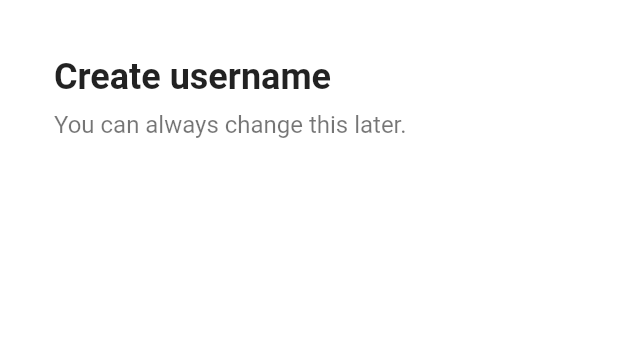
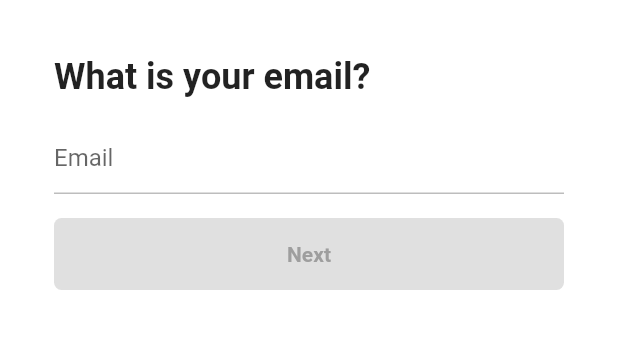
Before and after one commit to dindoo0524/tiktok_clone, a Flutter app: the EmailScreen screen opened directly, on a phone screen of 412 x 824 dp, the part 58-407 px from its top. Run offline on Flutter 3.47's test engine with Material 2 defaults, Android fonts, the phone set to English and light mode, and no system bars; our stand-ins replace font_awesome_flutter.

Commit message:
2.2 Username, Email Screen and FormButton

```diff
--- a/lib/features/authentication/email_screen.dart
+++ b/lib/features/authentication/email_screen.dart
@@ -1,40 +1,112 @@
 import 'package:flutter/material.dart';
 import 'package:tiktok_clone/constants/gaps.dart';
 import 'package:tiktok_clone/constants/sizes.dart';
+import 'package:tiktok_clone/features/authentication/password_screen.dart';
+import 'package:tiktok_clone/features/authentication/widgets/form_button.dart';
 
-class EmailScreen extends StatelessWidget {
+class EmailScreen extends StatefulWidget {
   const EmailScreen({super.key});
 
   @override
+  State<EmailScreen> createState() => _EmailScreenState();
+}
+
+class _EmailScreenState extends State<EmailScreen> {
+  final TextEditingController _emailController = TextEditingController();
+
+  String _email = '';
+
+  @override
+  void initState() {
+    super.initState();
+
+    _emailController.addListener(() {
+      setState(() {
+        _email = _emailController.text;
+      });
+    });
+  }
+
+  @override
+  void dispose() {
+    _emailController.dispose();
+    super.dispose();
+  }
+
+  String? _isEmailValid() {
+    if (_email.isEmpty) return null;
+    final regExp = RegExp(
+        r"^[a-zA-Z0-9.a-zA-Z0-9.!#$%&'*+-/=?^_`{|}~]+@[a-zA-Z0-9]+\.[a-zA-Z]+");
+    if (!regExp.hasMatch(_email)) {
+      return 'Email not valid';
+    }
+    return null;
+  }
+
+  void _onScaffoldTap() {
+    FocusScope.of(context).unfocus();
+  }
+
+  void _onSubmit() {
+    if (_email.isEmpty || _isEmailValid() != null) return;
+    Navigator.push(
+      context,
+      MaterialPageRoute(builder: (context) => const PasswordScreen()),
+    );
+  }
+
+  @override
   Widget build(BuildContext context) {
-    return Scaffold(
+    return GestureDetector(
+      onTap: _onScaffoldTap,
+      child: Scaffold(
         appBar: AppBar(
           title: const Text(
             'Sign up',
           ),
         ),
-      body: const Padding(
-        padding: EdgeInsets.symmetric(horizontal: Sizes.size36),
+        body: Padding(
+          padding: const EdgeInsets.symmetric(horizontal: Sizes.size36),
           child: Column(
             crossAxisAlignment: CrossAxisAlignment.start,
             children: [
               Gaps.v20,
-            Text(
-              'Create username',
+              const Text(
+                'What is your email?',
                 style: TextStyle(
                   fontSize: Sizes.size24,
                   fontWeight: FontWeight.w700,
                 ),
               ),
-            Gaps.v8,
-            Text(
-              'You can always change this later.',
-              style: TextStyle(
-                fontSize: Sizes.size16,
-                color: Colors.black54,
+              Gaps.v16,
+              TextField(
+                onEditingComplete: _onSubmit,
+                controller: _emailController,
+                autocorrect: false,
+                keyboardType: TextInputType.emailAddress,
+                decoration: InputDecoration(
+                  hintText: 'Email',
+                  errorText: _isEmailValid(),
+                  enabledBorder: UnderlineInputBorder(
+                    borderSide: BorderSide(
+                      color: Colors.grey.shade400,
                     ),
                   ),
+                  focusedBorder: UnderlineInputBorder(
+                    borderSide: BorderSide(
+                      color: Colors.grey.shade400,
+                    ),
+                  ),
+                ),
+                cursorColor: Theme.of(context).primaryColor,
+              ),
+              Gaps.v16,
+              GestureDetector(
+                  onTap: _onSubmit,
+                  child: FormButton(
+                      disabled: _email.isEmpty || _isEmailValid() != null)),
             ],
+          ),
         ),
       ),
     );
--- a/lib/features/authentication/sign_up_screen.dart
+++ b/lib/features/authentication/sign_up_screen.dart
@@ -2,7 +2,7 @@ import 'package:flutter/material.dart';
 import 'package:font_awesome_flutter/font_awesome_flutter.dart';
 import 'package:tiktok_clone/constants/gaps.dart';
 import 'package:tiktok_clone/constants/sizes.dart';
-import 'package:tiktok_clone/features/authentication/email_screen.dart';
+import 'package:tiktok_clone/features/authentication/username_screen.dart';
 import 'package:tiktok_clone/features/authentication/login_screen.dart';
 import 'package:tiktok_clone/features/authentication/widgets/auth_button.dart';
 
@@ -16,7 +16,7 @@ class SignUpScreen extends StatelessWidget {
 
   void _onEmailTap(BuildContext context) {
     Navigator.of(context)
-        .push(MaterialPageRoute(builder: (context) => const EmailScreen()));
+        .push(MaterialPageRoute(builder: (context) => const UsernameScreen()));
   }
 
   @override
--- /dev/null
+++ b/lib/features/authentication/widgets/form_button.dart
@@ -0,0 +1,40 @@
+import 'package:flutter/material.dart';
+import 'package:tiktok_clone/constants/sizes.dart';
+
+class FormButton extends StatelessWidget {
+  const FormButton({
+    super.key,
+    required this.disabled,
+  });
+
+  final bool disabled;
+
+  @override
+  Widget build(BuildContext context) {
+    return FractionallySizedBox(
+      widthFactor: 1,
+      child: AnimatedContainer(
+        duration: const Duration(milliseconds: 500),
+        padding: const EdgeInsets.symmetric(
+          vertical: Sizes.size16,
+        ),
+        decoration: BoxDecoration(
+          color:
+              disabled ? Colors.grey.shade300 : Theme.of(context).primaryColor,
+          borderRadius: BorderRadius.circular(Sizes.size5),
+        ),
+        child: AnimatedDefaultTextStyle(
+          duration: const Duration(milliseconds: 500),
+          style: TextStyle(
+            color: disabled ? Colors.grey.shade500 : Colors.white,
+            fontWeight: FontWeight.w600,
+          ),
+          child: const Text(
+            'Next',
+            textAlign: TextAlign.center,
+          ),
+        ),
+      ),
+    );
+  }
+}
```
Also changed, not shown: lib/features/authentication/password_screen.dart (added, +10 -0 lines), lib/features/authentication/username_screen.dart (+100 -0 lines). Lines whose indentation alone changed are shown as unchanged.
